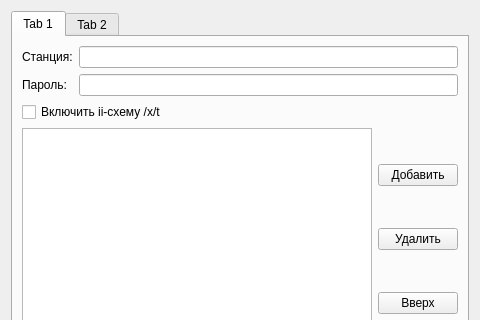
Before: the Qt Designer form qtgui-files/stations.ui in idec-net/cutiefeed, drawn with Qt 5; both pictures show x 0 to 480 and y 0 to 320 of the 480 by 468 pixel window.
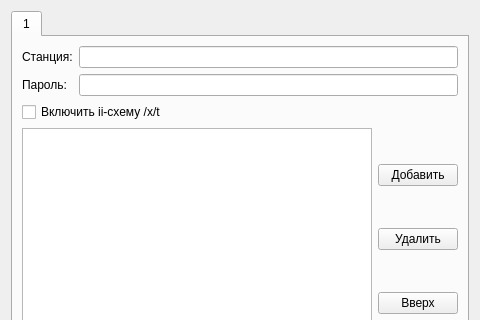
After: the same form once the commit is applied.

```diff
--- a/qtgui-files/stations.ui
+++ b/qtgui-files/stations.ui
@@ -27,7 +27,7 @@
      </property>
      <widget class="QWidget" name="tab">
       <attribute name="title">
-       <string>Tab 1</string>
+       <string>1</string>
       </attribute>
       <layout class="QVBoxLayout" name="verticalLayout_2">
        <item>
@@ -155,11 +155,6 @@
        </item>
       </layout>
      </widget>
-     <widget class="QWidget" name="tab_2">
-      <attribute name="title">
-       <string>Tab 2</string>
-      </attribute>
-     </widget>
     </widget>
    </item>
    <item>
```
